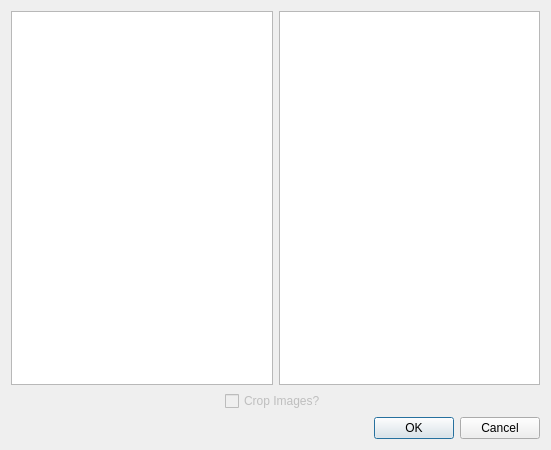
gill14/AccuPatt, file resources/loadCardsPreBatch.ui: the form before one commit.
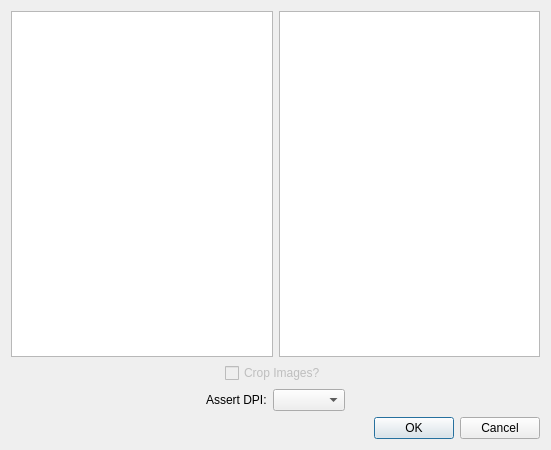
The form after the commit.

Commit message: spraycard caching, refine card manager

```diff
--- a/resources/loadCardsPreBatch.ui
+++ b/resources/loadCardsPreBatch.ui
@@ -87,6 +87,46 @@
      </item>
     </layout>
    </item>
+   <item>
+    <layout class="QHBoxLayout" name="horizontalLayout_3">
+     <item>
+      <spacer name="horizontalSpacer_3">
+       <property name="orientation">
+        <enum>Qt::Horizontal</enum>
+       </property>
+       <property name="sizeHint" stdset="0">
+        <size>
+         <width>40</width>
+         <height>20</height>
+        </size>
+       </property>
+      </spacer>
+     </item>
+     <item>
+      <widget class="QLabel" name="label">
+       <property name="text">
+        <string>Assert DPI:</string>
+       </property>
+      </widget>
+     </item>
+     <item>
+      <widget class="QComboBox" name="comboBoxDpi"/>
+     </item>
+     <item>
+      <spacer name="horizontalSpacer_4">
+       <property name="orientation">
+        <enum>Qt::Horizontal</enum>
+       </property>
+       <property name="sizeHint" stdset="0">
+        <size>
+         <width>40</width>
+         <height>20</height>
+        </size>
+       </property>
+      </spacer>
+     </item>
+    </layout>
+   </item>
    <item>
     <widget class="QDialogButtonBox" name="buttonBox">
      <property name="orientation">
```
The commit also changes 9 other files.
